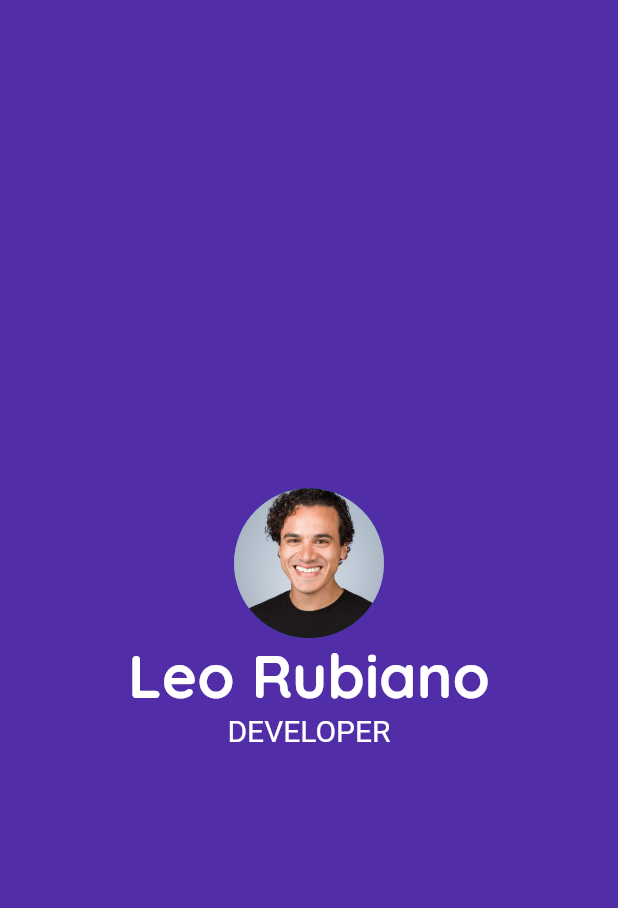
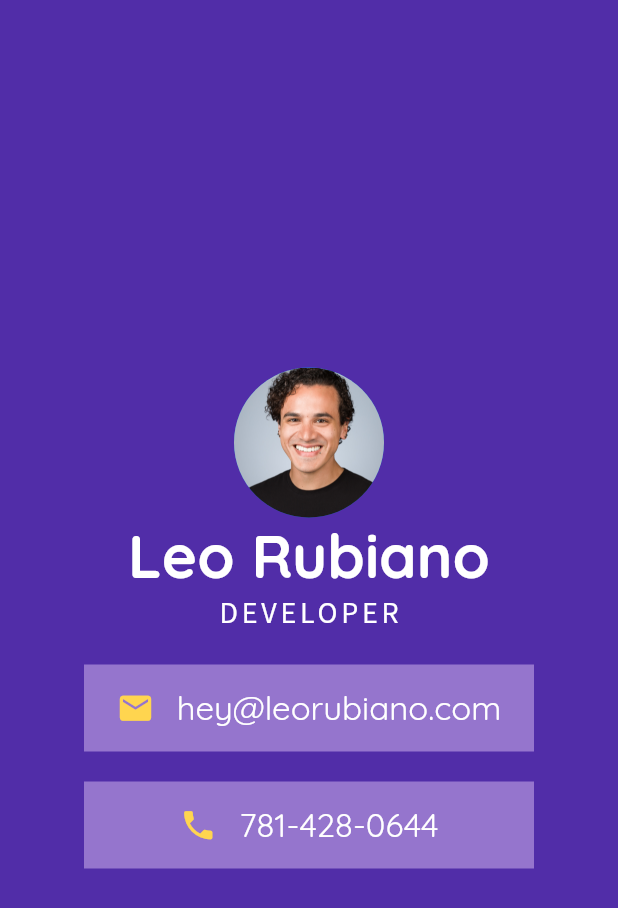
Before and after one commit to leofofeo/business-card, a Flutter app: the screen it shows after launch, on a phone screen of 412 x 824 dp. Shown: the top 908 px of the screen. Run offline on Flutter 3.47's test engine with Material 2 defaults, Android fonts, the phone set to English and light mode, and no system bars.

Commit message:
add in telephone and email, add additionaly styling

```diff
--- a/lib/main.dart
+++ b/lib/main.dart
@@ -19,6 +19,8 @@ class MyApp extends StatelessWidget {
                 renderAvatar(),
                 renderName(),
                 renderTitle(),
+                renderEmail(),
+                renderPhoneNumber(),
               ],
             ),
           ),
@@ -53,7 +55,70 @@ Widget renderTitle() {
     style: TextStyle(
       color: Colors.white,
       fontSize: 20.0,
+      letterSpacing: 2.5,
       fontFamily: 'SourceSansPro',
     ),
   );
 }
+
+Widget renderEmail() {
+  return Container(
+    width: 300.0,
+    padding: EdgeInsets.all(15.0),
+    margin: EdgeInsets.only(top: 20.0),
+    color: Colors.deepPurple[300],
+    child: Row(
+      mainAxisAlignment: MainAxisAlignment.center,
+      crossAxisAlignment: CrossAxisAlignment.center,
+      children: <Widget>[
+        Container(
+          margin: EdgeInsets.only(right: 15.0),
+          child: Icon(
+            Icons.email,
+            size: 25.0,
+            color: Colors.amber[300],
+          ),
+        ),
+        Text(
+          'hey@leorubiano.com',
+          style: TextStyle(
+            color: Colors.white,
+            fontFamily: 'Quicksand',
+            fontSize: 22.0,
+          ),
+        )
+      ],
+    ),
+  );
+}
+
+Widget renderPhoneNumber() {
+  return Container(
+    width: 300.0,
+    padding: EdgeInsets.all(15.0),
+    margin: EdgeInsets.only(top: 20.0),
+    color: Colors.deepPurple[300],
+    child: Row(
+      mainAxisAlignment: MainAxisAlignment.center,
+      crossAxisAlignment: CrossAxisAlignment.center,
+      children: <Widget>[
+        Container(
+          margin: EdgeInsets.only(right: 15.0),
+          child: Icon(
+            Icons.phone,
+            size: 25.0,
+            color: Colors.amber[300],
+          ),
+        ),
+        Text(
+          '781-428-0644',
+          style: TextStyle(
+            color: Colors.white,
+            fontFamily: 'Quicksand',
+            fontSize: 22.0,
+          ),
+        )
+      ],
+    ),
+  );
+}
--- a/pubspec.yaml
+++ b/pubspec.yaml
@@ -55,6 +55,9 @@ flutter:
     - family: Quicksand
       fonts:
         - asset: fonts/
+    - family: SourceSansPro
+      fonts:
+        - asset: fonts/
   #       - asset: fonts/Schyler-Italic.ttf
   #         style: italic
   #   - family: Trajan Pro
```
